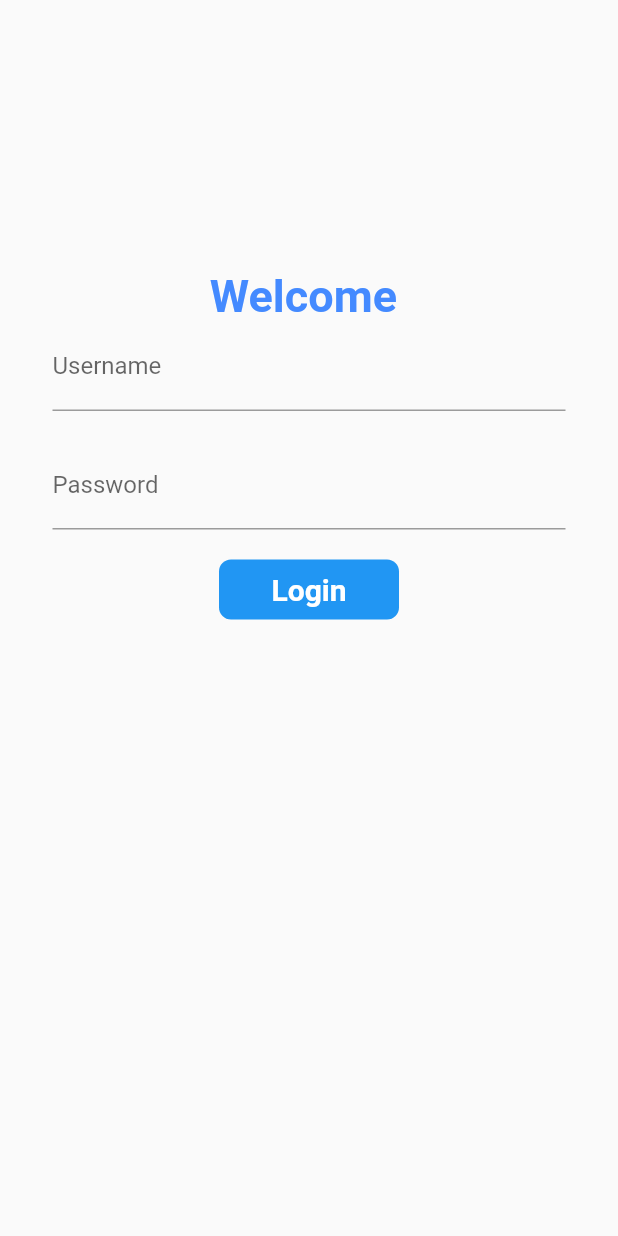
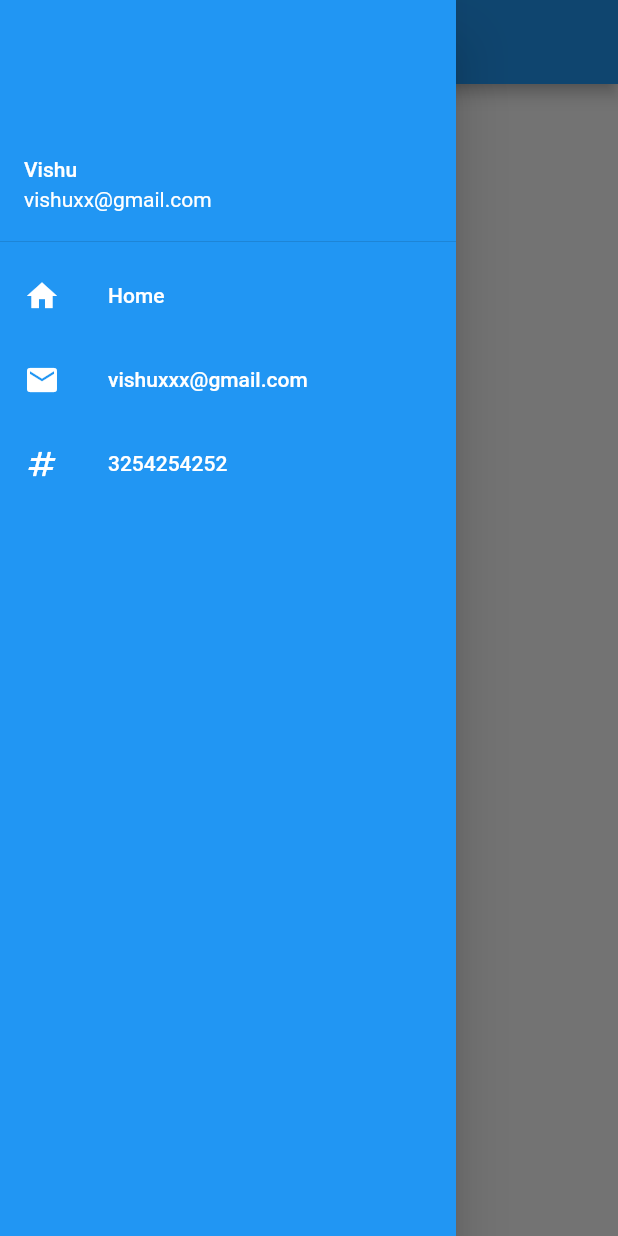
Before and after one commit to malik-vishu/LearningFlutter, a Flutter app: the screen it shows after launch, with the side drawer open (before the commit the screen has no drawer), on a phone screen of 412 x 824 dp. Run offline on Flutter 3.47's test engine with Material 2 defaults, Android fonts, the phone set to English and light mode, and no system bars.

Commit message:
Drawer,ListView,ListTile,UserAccountsDrawerHeader

```diff
--- a/lib/main.dart
+++ b/lib/main.dart
@@ -13,7 +13,7 @@ class HomePage extends StatelessWidget {
   @override
   Widget build(BuildContext context) {
     return MaterialApp(
-      initialRoute: AllRoutes.loginRoute,
+      initialRoute: AllRoutes.homeRoute,
       routes: {
         "/": (context) => const LoginPage(),
         AllRoutes.homeRoute: (context) => const FirstPage(),
--- a/lib/screens/first_screen.dart
+++ b/lib/screens/first_screen.dart
@@ -1,14 +1,20 @@
 import 'package:flutter/material.dart';
+
+import '../widgets/drawer.dart';
 
 class FirstPage extends StatelessWidget {
   const FirstPage({super.key});
 
   @override
   Widget build(context) {
-    return const Material(
-      child: Center(
+    return Scaffold(
+      appBar: AppBar(
+        title: const Text("HI"),
+      ),
+      body: const Center(
         child: Text("data"),
       ),
+      drawer: const MyDrawer(),
     );
   }
 }
--- /dev/null
+++ b/lib/widgets/drawer.dart
@@ -0,0 +1,57 @@
+import 'package:flutter/material.dart';
+
+class MyDrawer extends StatelessWidget {
+  const MyDrawer({super.key});
+
+  @override
+  Widget build(BuildContext context) {
+    return Drawer(
+      child: Container(
+        color: Colors.blue,
+        child: ListView(
+          padding: EdgeInsets.zero,
+          children: const [
+            DrawerHeader(
+                padding: EdgeInsets.zero,
+                child: UserAccountsDrawerHeader(
+                  margin: EdgeInsets.zero,
+                  accountName: Text("Vishu"),
+                  accountEmail: Text("vishuxx@gmail.com"), //fake id
+                  //currentAccountPicture: CircleAvatar(backgroundImage: NetworkImage(url),),
+                )),
+            ListTile(
+              leading: Icon(
+                Icons.home,
+                color: Colors.white,
+              ),
+              title: Text("Home",
+                  style: TextStyle(
+                    color: Colors.white,
+                  )),
+            ),
+            ListTile(
+              leading: Icon(
+                Icons.mail,
+                color: Colors.white,
+              ),
+              title: Text("vishuxxx@gmail.com",
+                  style: TextStyle(
+                    color: Colors.white,
+                  )), //fake id
+            ),
+            ListTile(
+              leading: Icon(
+                Icons.numbers,
+                color: Colors.white,
+              ),
+              title: Text("3254254252",
+                  style: TextStyle(
+                    color: Colors.white,
+                  )), //fake number
+            )
+          ],
+        ),
+      ),
+    );
+  }
+}
```
